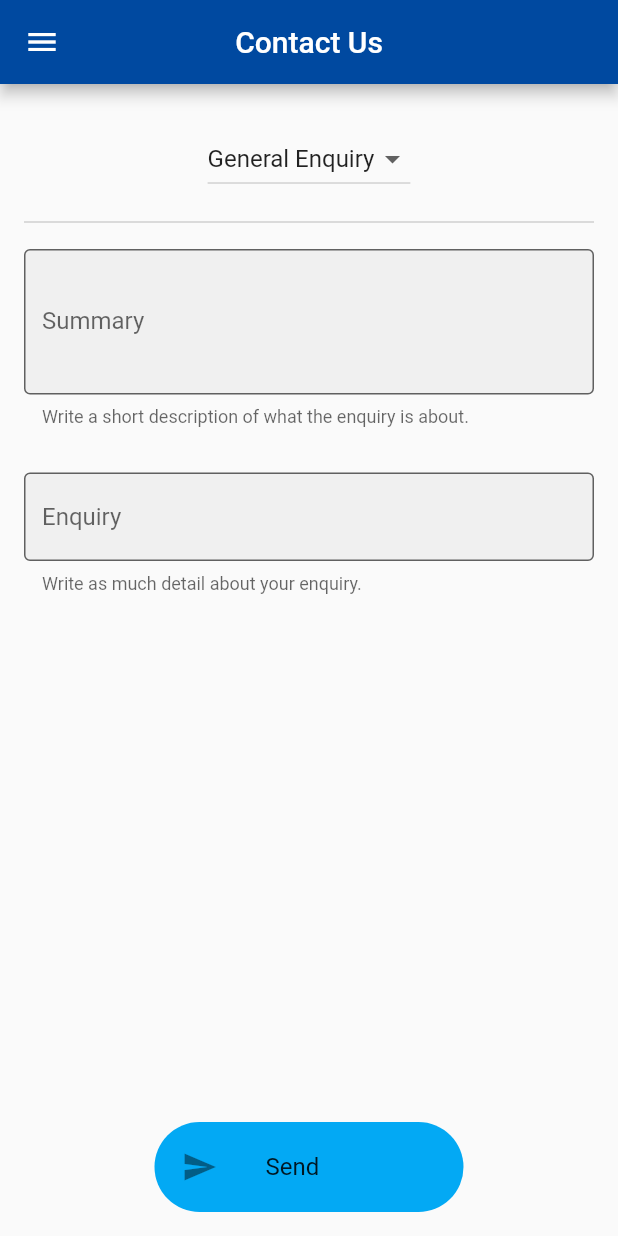
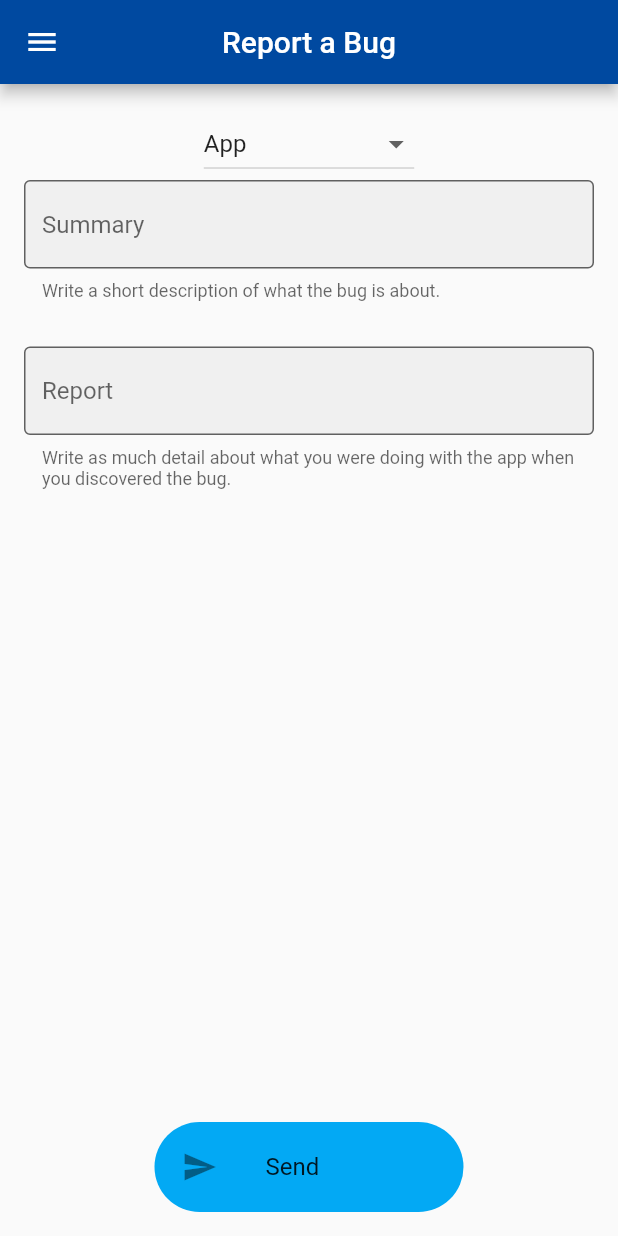
Before and after one commit to BenWilliamsRift/SmartConnect, a Flutter app: the ContactUsPage screen opened directly, on a phone screen of 412 x 824 dp. Run offline on Flutter 3.47's test engine with Material 2 defaults, Android fonts, the phone set to English and light mode, and no system bars; our stand-ins replace permission_handler, shared_preferences; missing offline and left inert: encrypt, flutter_email_sender; accounts and stored records are empty; statements that could not run were skipped; project files that could hold a hidden picture were left out.

Commit message:
-Changed the contact us page to only have bug reports

```diff
--- a/lib/contact_us.dart
+++ b/lib/contact_us.dart
@@ -17,71 +17,6 @@ class Reports {
 
 class EmailDev {
   static List<String> recipients = ["ben@rifttechnology.com"];
-}
-
-class GeneralEnquiryPage extends StatefulWidget {
-  const GeneralEnquiryPage(
-      {Key? key, required this.summaryController, required this.bodyController})
-      : super(key: key);
-
-  final TextEditingController summaryController;
-  final TextEditingController bodyController;
-
-  @override
-  State<GeneralEnquiryPage> createState() => _GeneralEnquiryPageState();
-}
-
-class _GeneralEnquiryPageState extends State<GeneralEnquiryPage> {
-  SizedBox sizedBox = const SizedBox(height: 30);
-
-  late final TextEditingController summaryController;
-  late final TextEditingController bodyController;
-
-  @override
-  void initState() {
-    super.initState();
-    summaryController = widget.summaryController;
-    bodyController = widget.bodyController;
-  }
-
-  @override
-  Widget build(BuildContext context) {
-    return Form(
-        child: Scrollbar(
-      child: SingleChildScrollView(
-          child: Column(children: [
-        TextFormField(
-          controller: summaryController,
-          decoration: InputDecoration(
-            border: const OutlineInputBorder(),
-            filled: true,
-            hintText: StringConsts.contact.generalEnquirySummaryHint,
-            label: Text(StringConsts.contact.generalEnquirySummaryLabel),
-            helperText: StringConsts.contact.generalEnquirySummaryHelp,
-          ),
-          textCapitalization: TextCapitalization.sentences,
-          maxLines: 3,
-          autocorrect: true,
-        ),
-        sizedBox,
-        TextFormField(
-          controller: bodyController,
-          decoration: InputDecoration(
-            border: const OutlineInputBorder(),
-            filled: true,
-            alignLabelWithHint: true,
-            hintText: StringConsts.contact.generalEnquiryHint,
-            label: Text(StringConsts.contact.generalEnquiryLabel),
-            helperText: StringConsts.contact.generalEnquiryHelp,
-          ),
-          maxLines: null,
-          enableInteractiveSelection: true,
-          textCapitalization: TextCapitalization.sentences,
-          autocorrect: true,
-        ),
-      ])),
-    ));
-  }
 }
 
 class ReportABugPage extends StatefulWidget {
@@ -223,71 +158,6 @@ class _ReportABugPageState extends State<ReportABugPage> {
   }
 }
 
-class SalesPage extends StatefulWidget {
-  const SalesPage(
-      {Key? key, required this.summaryController, required this.bodyController})
-      : super(key: key);
-
-  final TextEditingController summaryController;
-  final TextEditingController bodyController;
-
-  @override
-  State<SalesPage> createState() => _SalesPageState();
-}
-
-class _SalesPageState extends State<SalesPage> {
-  SizedBox sizedBox = const SizedBox(height: 30);
-
-  late TextEditingController summaryController;
-  late TextEditingController bodyController;
-
-  @override
-  void initState() {
-    super.initState();
-    summaryController = widget.summaryController;
-    bodyController = widget.bodyController;
-  }
-
-  @override
-  Widget build(BuildContext context) {
-    return Form(
-        child: Scrollbar(
-      child: SingleChildScrollView(
-          child: Column(children: [
-        TextFormField(
-          controller: summaryController,
-          decoration: InputDecoration(
-            border: const OutlineInputBorder(),
-            filled: true,
-            hintText: StringConsts.contact.salesSummaryHint,
-            label: Text(StringConsts.contact.salesSummaryLabel),
-            helperText: StringConsts.contact.salesSummaryHelp,
-          ),
-          textCapitalization: TextCapitalization.sentences,
-          maxLines: 3,
-          autocorrect: true,
-        ),
-        sizedBox,
-        TextFormField(
-          controller: bodyController,
-          decoration: InputDecoration(
-            border: const OutlineInputBorder(),
-            filled: true,
-            alignLabelWithHint: true,
-            hintText: StringConsts.contact.salesHint,
-            label: Text(StringConsts.contact.salesLabel),
-            helperText: StringConsts.contact.salesHelp,
-          ),
-          maxLines: null,
-          enableInteractiveSelection: true,
-          textCapitalization: TextCapitalization.sentences,
-          autocorrect: true,
-        ),
-      ])),
-    ));
-  }
-}
-
 class ContactUsPage extends StatefulWidget {
   const ContactUsPage({Key? key}) : super(key: key);
 
@@ -300,19 +170,6 @@ class _ContactUsPageState extends State<ContactUsPage> {
 
   TextEditingController summaryController = TextEditingController();
   TextEditingController bodyController = TextEditingController();
-
-  Widget getPage() {
-    if (enquiryType == StringConsts.contact.bugReport) {
-      return ReportABugPage(
-          summaryController: summaryController, bodyController: bodyController);
-    } else if (enquiryType == StringConsts.contact.salesEnquiry) {
-      return SalesPage(
-          summaryController: summaryController, bodyController: bodyController);
-    }
-
-    return GeneralEnquiryPage(
-        summaryController: summaryController, bodyController: bodyController);
-  }
 
   void sendEnquiry() async {
     String body = bodyController.text;
@@ -349,37 +206,9 @@ class _ContactUsPageState extends State<ContactUsPage> {
         floatingActionButtonLocation: FloatingActionButtonLocation.centerFloat,
         body: SingleChildScrollView(
           padding: const EdgeInsets.all(16.0),
-          child: Column(children: [
-            sizedBox,
-
-            // ask for type
-            Center(
-              child: DropdownButton<String>(
-                  value: enquiryType,
-                  items: StringConsts.contact.types
-                      .map<DropdownMenuItem<String>>((String value) {
-                    return DropdownMenuItem<String>(
-                      value: value,
-                      child: Text(value),
-                    );
-                  }).toList(),
-                  onChanged: (String? value) {
-                    setState(() {
-                      summaryController.text = "";
-                      bodyController.text = "";
-                      enquiryType = value ?? enquiryType;
-                    });
-                  }),
-            ),
-
-            sizedBox,
-
-            Divider(color: ColorManager.divider),
-
-            sizedBox,
-
-            getPage(),
-          ]),
+          child: ReportABugPage(
+              summaryController: summaryController,
+              bodyController: bodyController),
         ),
         floatingActionButton: Visibility(
           visible: showFab,
@@ -411,6 +240,7 @@ class _ContactUsPageState extends State<ContactUsPage> {
   }
 }
 
+// not used
 class FAQPage extends StatefulWidget {
   const FAQPage({Key? key}) : super(key: key);
 
--- a/lib/string_consts.dart
+++ b/lib/string_consts.dart
@@ -18,7 +18,7 @@ class StringConsts {
   static const String logOut = "Log out";
   static const String connectToActuator = "Connect to Actuator";
   static const String appSettings = "App Settings";
-  static const String contactUs = "Contact Us";
+  static const String contactUs = "Report a Bug";
   static const String faq = "FAQ";
   static const String torqueLimit = "Torque Limit";
 
```
